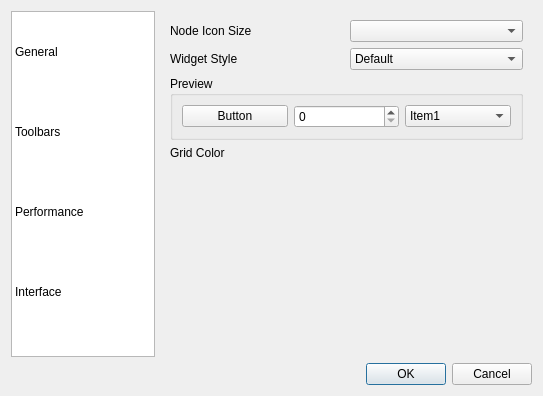
mbasaglia/Knotter, file src/dialogs/dialog_preferences.ui: the form before one commit.
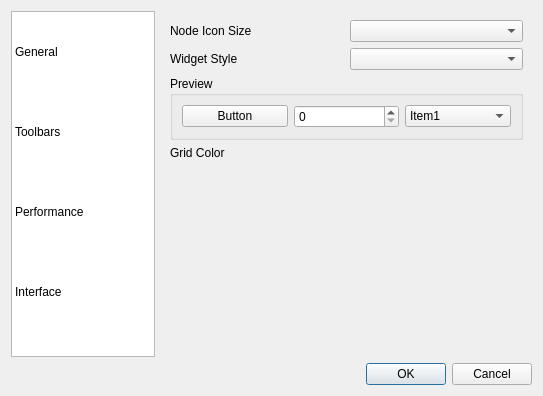
The form after the commit. Icons and pictures are not drawn. Custom widgets are drawn as their Qt base class.

Commit message: Save widget style

```diff
--- a/src/dialogs/dialog_preferences.ui
+++ b/src/dialogs/dialog_preferences.ui
@@ -552,11 +552,9 @@
          </item>
          <item row="1" column="1">
           <widget class="QComboBox" name="combo_widget_style">
-           <item>
-            <property name="text">
-             <string>Default</string>
-            </property>
-           </item>
+           <property name="toolTip">
+            <string>User interface style. Some widgets may require a restart to take effect.</string>
+           </property>
           </widget>
          </item>
          <item row="2" column="0" colspan="2">
```
Left out of the diff: 7 changed lines with no effect on the pictures. The commit also changes 4 other files.
